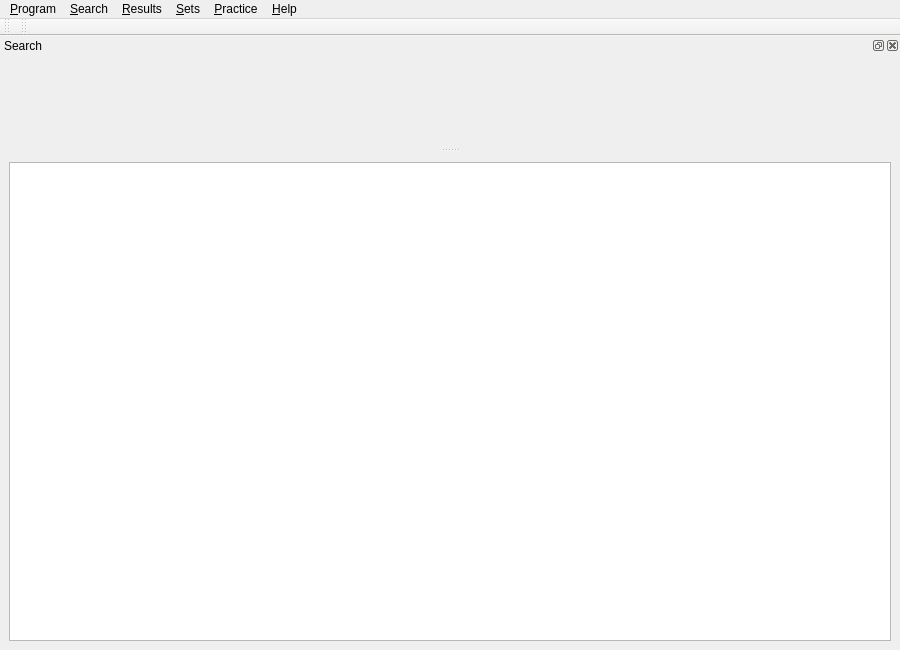
Above: src/gui/MainWindow.ui from Gnurou/tagainijisho before the change. Below: the same form after it.
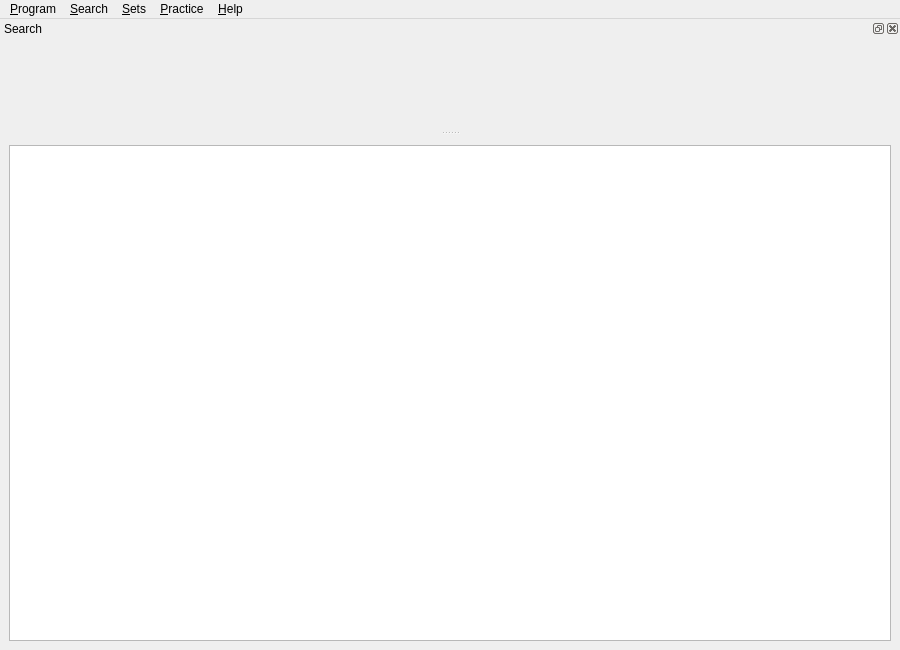
That is the form after the change. Icons and pictures are not drawn. Custom widgets are drawn as their Qt base class.

Commit message: Moved the filters and entries menu into the search dock

Patch:
```diff
--- a/src/gui/MainWindow.ui
+++ b/src/gui/MainWindow.ui
@@ -46,17 +46,6 @@
     <addaction name="separator"/>
     <addaction name="action_Quit"/>
    </widget>
-   <widget class="QMenu" name="_resultsMenu">
-    <property name="title">
-     <string>&amp;Results</string>
-    </property>
-    <addaction name="action_Print"/>
-    <addaction name="actionPrint_preview"/>
-    <addaction name="actionPrint_booklet_s"/>
-    <addaction name="actionBooklet_s_preview"/>
-    <addaction name="separator"/>
-    <addaction name="action_Export_displayed_entries"/>
-   </widget>
    <widget class="QMenu" name="_trainMenu">
     <property name="title">
      <string>&amp;Practice</string>
@@ -75,6 +64,12 @@
     <addaction name="actionSupport_Tagaini_Jisho_Make_a_donation"/>
     <addaction name="action_About"/>
    </widget>
+   <widget class="QMenu" name="_searchMenu">
+    <property name="title">
+     <string>&amp;Search</string>
+    </property>
+    <addaction name="actionResetSearch"/>
+   </widget>
    <widget class="QMenu" name="_setsMenu">
     <property name="title">
      <string>&amp;Sets</string>
@@ -84,50 +79,12 @@
     <addaction name="action_Organize_sets"/>
     <addaction name="separator"/>
    </widget>
-   <widget class="QMenu" name="_searchMenu">
-    <property name="title">
-     <string>&amp;Search</string>
-    </property>
-    <addaction name="actionResetSearch"/>
-   </widget>
    <addaction name="_fileMenu"/>
    <addaction name="_searchMenu"/>
-   <addaction name="_resultsMenu"/>
    <addaction name="_setsMenu"/>
    <addaction name="_trainMenu"/>
    <addaction name="_helpMenu"/>
   </widget>
-  <widget class="QToolBar" name="_toolsToolBar">
-   <property name="enabled">
-    <bool>true</bool>
-   </property>
-   <property name="windowTitle">
-    <string>Tools</string>
-   </property>
-   <property name="movable">
-    <bool>true</bool>
-   </property>
-   <property name="floatable">
-    <bool>false</bool>
-   </property>
-   <attribute name="toolBarArea">
-    <enum>TopToolBarArea</enum>
-   </attribute>
-   <attribute name="toolBarBreak">
-    <bool>false</bool>
-   </attribute>
-  </widget>
-  <widget class="QToolBar" name="_filtersToolBar">
-   <property name="windowTitle">
-    <string>Search filters</string>
-   </property>
-   <attribute name="toolBarArea">
-    <enum>TopToolBarArea</enum>
-   </attribute>
-   <attribute name="toolBarBreak">
-    <bool>false</bool>
-   </attribute>
-  </widget>
   <widget class="QDockWidget" name="searchDockWidget">
    <property name="windowTitle">
     <string>Search</string>
```
Left out of the diff: 18 changed lines with no effect on the pictures. The commit also changes 5 other files.
